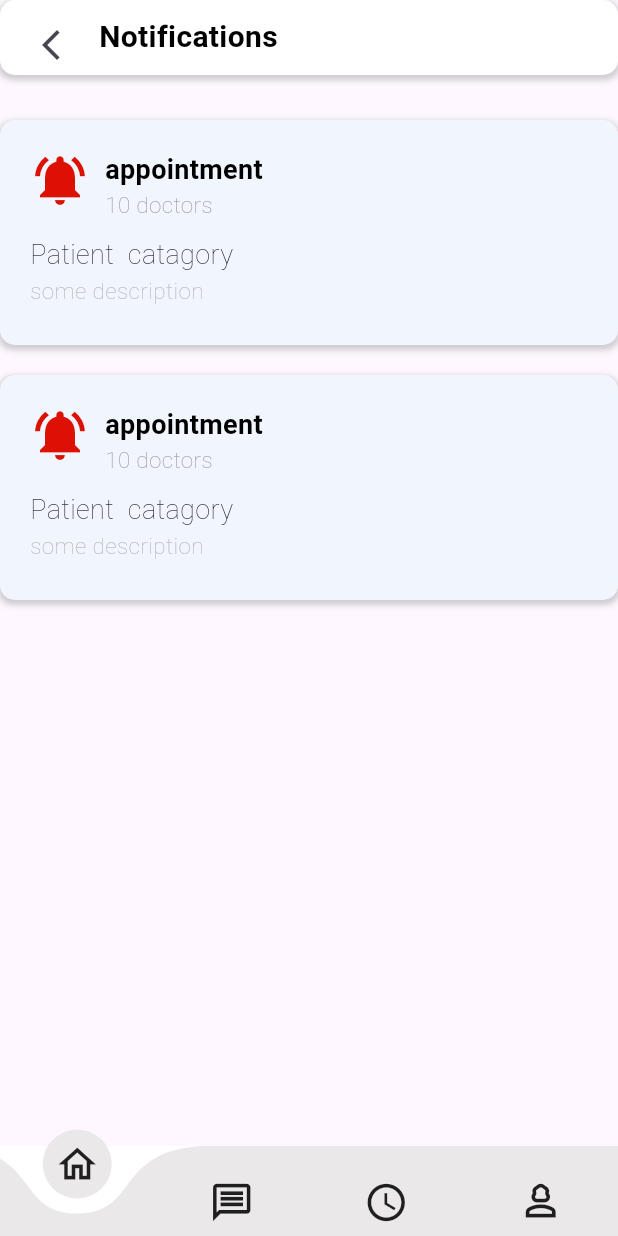
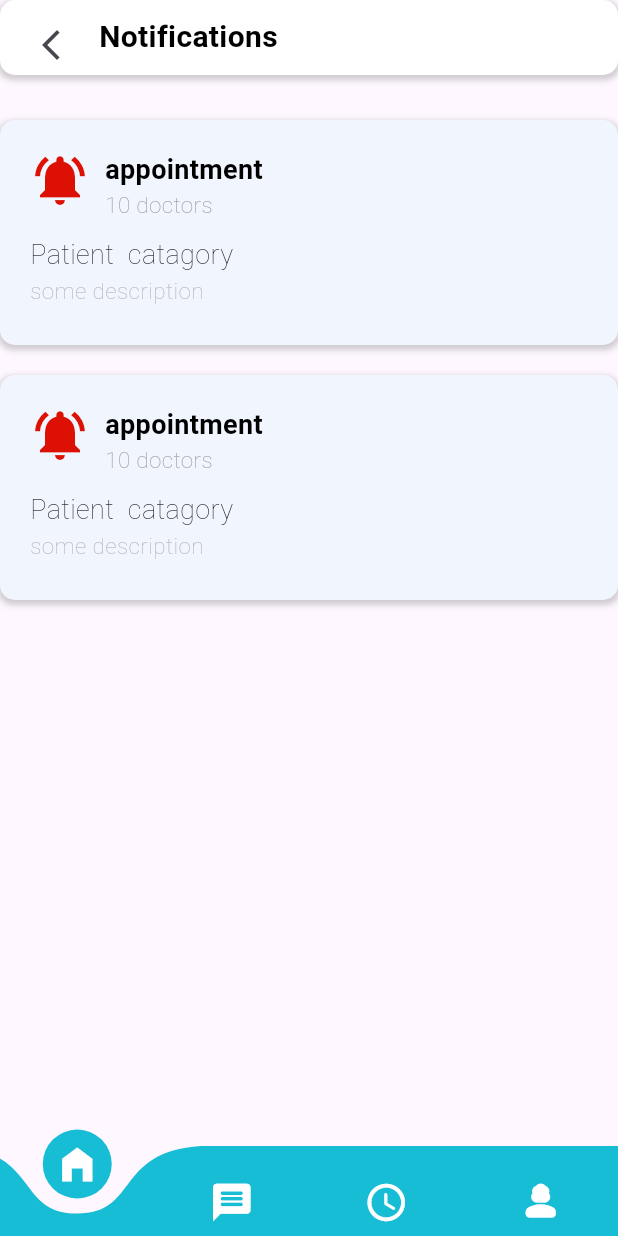
Before and after one commit to michael-099/Hakime, a Flutter app: the screen it shows after launch, after a tap on the "notifications none" icon, on a phone screen of 412 x 824 dp. Run offline on Flutter 3.47's test engine with Material 3 defaults, Android fonts, the light colour scheme and no system bars; drawn by our look-alikes of curved_navigation_bar; missing offline and left inert: dart:js.

Commit message:
edit profile

```diff
--- a/lib/dashBoard/ad.dart
+++ b/lib/dashBoard/ad.dart
@@ -28,24 +28,36 @@ class Ad extends StatelessWidget {
           ),
         ),
         Positioned(
-          top: 100.0,
-          left: 70.0,
-          child: ElevatedButton(
+            top: 90.0,
+            left: 40.0,
+            child: TextButton(
               onPressed: () {
                 Navigator.of(context).push(HeroDialogRoute(builder: (context) {
                   return Pay();
                 }));
               },
-            child: Text('premium'),
+              child: Text(
+                '     Subscribe     ',
+                style: TextStyle(color: Colors.white),
+              ),
+              style: ButtonStyle(
+                backgroundColor: MaterialStateProperty.all<Color>(
+                  Colors.lightBlue.shade200, // Replace with your desired color
+                ),
+                shape: MaterialStateProperty.all<RoundedRectangleBorder>(
+                  RoundedRectangleBorder(
+                    borderRadius: BorderRadius.circular(
+                        10.0), // Replace with your desired border radius
                   ),
                 ),
+              ),
+            )),
       ],
     );
   }
 }
 
 class HeroDialogRoute<T> extends PageRoute<T> {
-
   HeroDialogRoute({
     required WidgetBuilder builder,
     RouteSettings? settings,
--- a/lib/dashBoard/card.dart
+++ b/lib/dashBoard/card.dart
@@ -35,8 +35,12 @@ class CatagoryCard extends StatelessWidget {
             children: [
               Padding(
                 padding: const EdgeInsets.only(right: 10),
-                child: Icon(iconData,
-                    color: const Color.fromARGB(255, 221, 17, 3), size: 40),
+                 child: Image.asset(
+              'img/Doc.jpeg',
+              width: 35.0,
+              height: 35.0,
+              fit: BoxFit.cover, // Adjust the BoxFit as needed
+            ),
               ),
               Column(
                   mainAxisAlignment: MainAxisAlignment.start,
--- a/lib/dashBoard/search.dart
+++ b/lib/dashBoard/search.dart
@@ -120,7 +120,7 @@ class Search extends StatelessWidget {
       ),
       child: CupertinoSearchTextField(
         placeholder: 'Search',
-        style: TextStyle(color: Colors.blue[600]),
+        style: TextStyle(color: Colors.black45),
         decoration: BoxDecoration(
           color: Colors.white ,
           borderRadius: BorderRadius.circular(10.0),
@@ -133,7 +133,7 @@ class Search extends StatelessWidget {
             ),
           ],
         ),
-        itemColor: Colors.blue, // Color of suggested items
+        itemColor:  Colors.lightBlue.shade200, // Color of suggested items
         onChanged: (value) {
           // Handle search query changes
         },
--- a/lib/main/Main.dart
+++ b/lib/main/Main.dart
@@ -52,9 +52,10 @@ class NavpageState extends State<Main> {
       home: Scaffold(
         body: pages[currentPage],
         bottomNavigationBar: CurvedNavigationBar(
-          backgroundColor: Colors.white,
-          color: const Color.fromARGB(255, 234, 232, 232),
-          buttonBackgroundColor: const Color.fromARGB(255, 234, 232, 232),
+          backgroundColor:const   Color(0xff16BDD5).withOpacity(0.0),
+          color:const   Color(0xff16BDD5),
+          buttonBackgroundColor: const   Color(0xff16BDD5),
+
           height: 60,
           onTap: (index) {
             setState(() {
@@ -63,10 +64,10 @@ class NavpageState extends State<Main> {
           },
           index: currentPage,
           items: [
-            Icon(Icons.home_outlined, size: 30),
-            Icon(Icons.message_outlined, size: 30),
-            Icon(Icons.schedule, size: 30),
-            Icon(Icons.person_3_outlined, size: 30),
+            Icon(Icons.home_filled, size: 30,color: Colors.white,),
+            Icon(Icons.message_rounded, size: 30,color: Colors.white,),
+            Icon(Icons.schedule_rounded, size: 30,color: Colors.white,),
+            Icon(Icons.person_3_rounded ,size: 30,color: Colors.white,),
           ],
           // Add shadow to the navigation bar
           // elevation: 5.0,
--- a/pubspec.yaml
+++ b/pubspec.yaml
@@ -66,6 +66,8 @@ flutter:
     - img/photo_2_2024-01-19_11-17-32.jpg
     - img/photo_3_2024-01-19_11-17-32.jpg
     - img/photo_4_2024-01-19_11-17-32.jpg
+    - img/cardiology.png
+
   #   - images/a_dot_ham.jpeg
 
   # An image asset can refer to one or more resolution-specific "variants", see
```
Also changed, not shown: Img/cardiology.png (added), Img/dermatologically-tested.png (added), Img/immune-system (1).png (added), Img/microscope.png (added), Img/neurology.png (added). Lines whose indentation alone changed are shown as unchanged.
